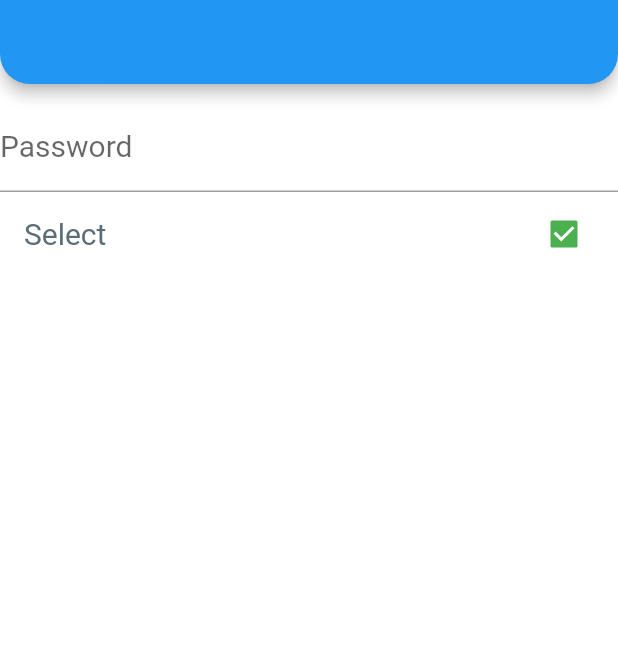
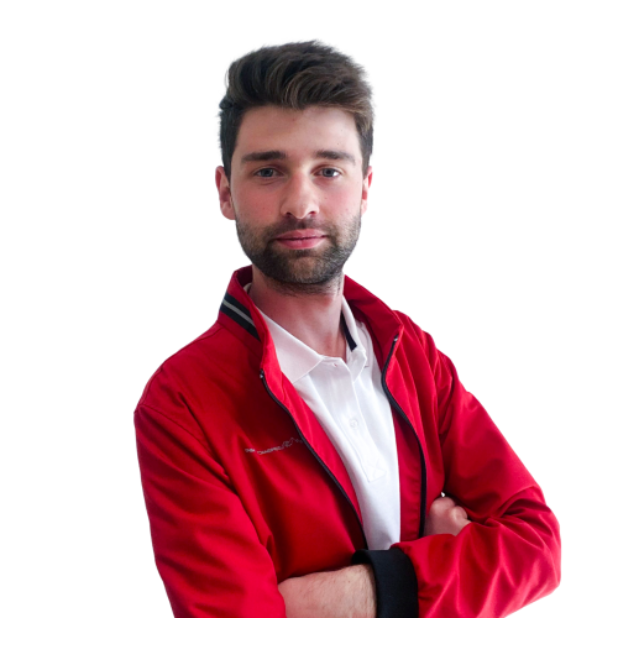
Before and after one commit to furkanayyildiz55/Flutter_Hwa, a Flutter app: the screen it shows after launch, on a phone screen of 412 x 824 dp. Shown: the top 657 px of the screen. Run offline on Flutter 3.47's test engine with Material 2 defaults, Android fonts, the light colour scheme and no system bars; our stand-ins replace dio, flutter_spinkit.

Commit message:
17.10.2022

```diff
--- /dev/null
+++ b/lib/202/image_learn_202.dart
@@ -0,0 +1,17 @@
+import 'package:flutter/material.dart';
+
+class ImageLearn202 extends StatefulWidget {
+  const ImageLearn202({Key? key}) : super(key: key);
+
+  @override
+  State<ImageLearn202> createState() => _ImageLearn202State();
+}
+
+class _ImageLearn202State extends State<ImageLearn202> {
+  @override
+  Widget build(BuildContext context) {
+    return Scaffold(
+      body: Image.asset("assets/png/furkan.png"),
+    );
+  }
+}
--- a/lib/main.dart
+++ b/lib/main.dart
@@ -12,6 +12,7 @@ import 'package:flutter_hwa/101/stack_learn.dart';
 import 'package:flutter_hwa/101/stateful_life_cycle_learn.dart';
 import 'package:flutter_hwa/101/statefull_lean.dart';
 import 'package:flutter_hwa/101/text_field_learn.dart';
+import 'package:flutter_hwa/202/image_learn_202.dart';
 import 'package:flutter_hwa/202/model_learn_wiev.dart';
 import 'package:flutter_hwa/202/services/package_learn_view.dart';
 import 'package:flutter_hwa/202/services/services_post_learn_view.dart';
@@ -49,7 +50,7 @@ class MyApp extends StatelessWidget {
           // primarySwatch: Colors.green,
           brightness: Brightness.dark),
       */
-      home: ThemeLearnView(),
+      home: ImageLearn202(),
     );
   }
 }
--- a/pubspec.yaml
+++ b/pubspec.yaml
@@ -65,9 +65,9 @@ flutter:
   uses-material-design: true
 
   # To add assets to your application, add an assets section, like this:
-  # assets:
-  #   - images/a_dot_burr.jpeg
-  #   - images/a_dot_ham.jpeg
+  assets:
+   - assets/png/
+
 
   # An image asset can refer to one or more resolution-specific "variants", see
   # https://flutter.dev/assets-and-images/#resolution-aware.
```
Also changed, not shown: assets/png/furkan.png (added).
